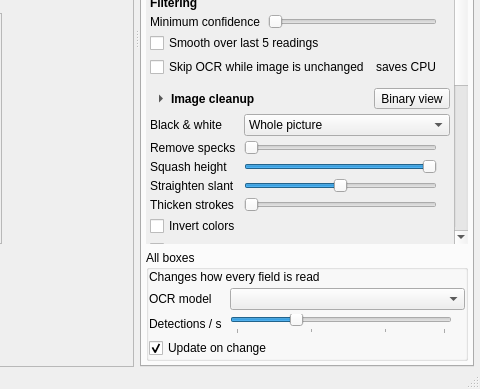
ThomasMcCrossin/scoresight, file src/mainwindow.ui: the form before one commit; both pictures show x 845 to 1325 and y 311 to 700 of the 1325 by 700 pixel window.
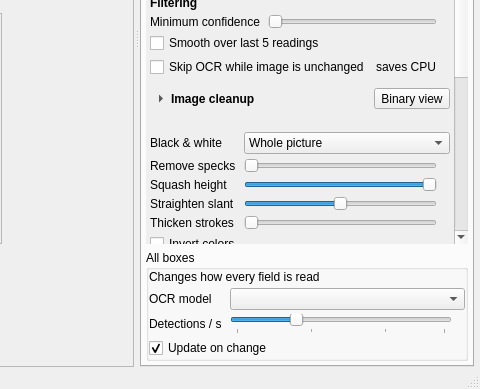
The form after the commit. The open tabs and pages were chosen to show the change.

Commit message: OCR model list: PP-OCR first, Image cleanup, automatic's model, a CPU hint

```diff
--- a/src/mainwindow.ui
+++ b/src/mainwindow.ui
@@ -2261,6 +2261,19 @@
                      </item>
                     </layout>
                    </item>
+                   <item>
+                    <widget class="QLabel" name="label_imageCleanupEngineNote">
+                     <property name="text">
+                      <string notr="true"/>
+                     </property>
+                     <property name="wordWrap">
+                      <bool>true</bool>
+                     </property>
+                     <property name="hint" stdset="0">
+                      <bool>true</bool>
+                     </property>
+                    </widget>
+                   </item>
                    <item>
                     <widget class="QFrame" name="frame_imageCleanup">
                      <property name="frameShape">
```
Left out of the diff: 12 changed lines with no effect on the pictures. The commit also changes 7 other files.
